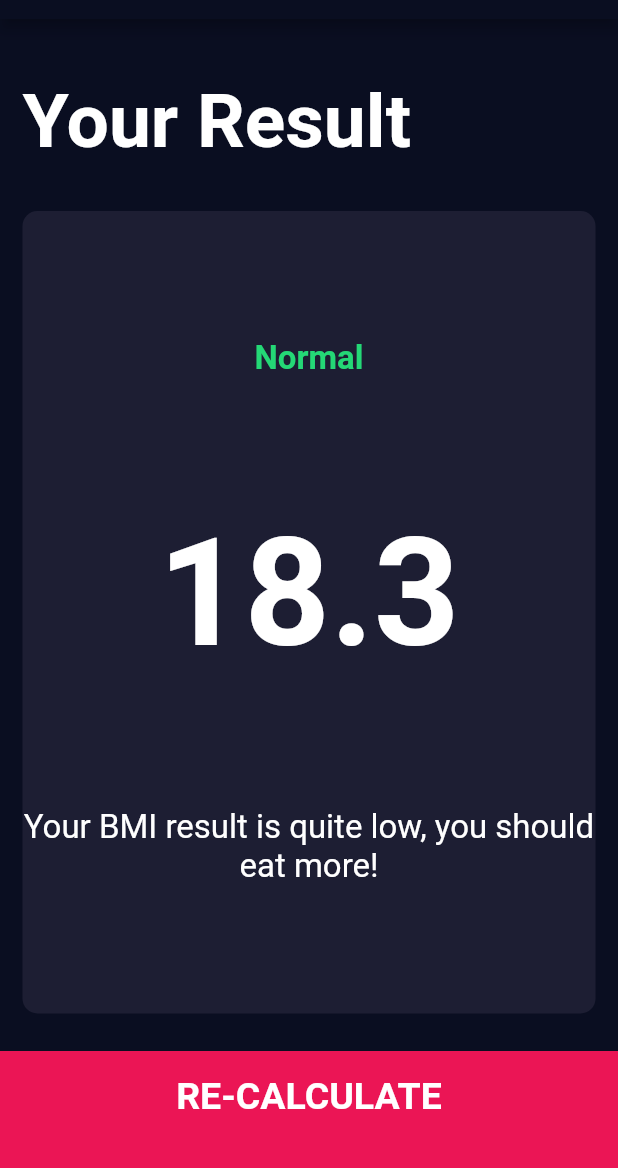
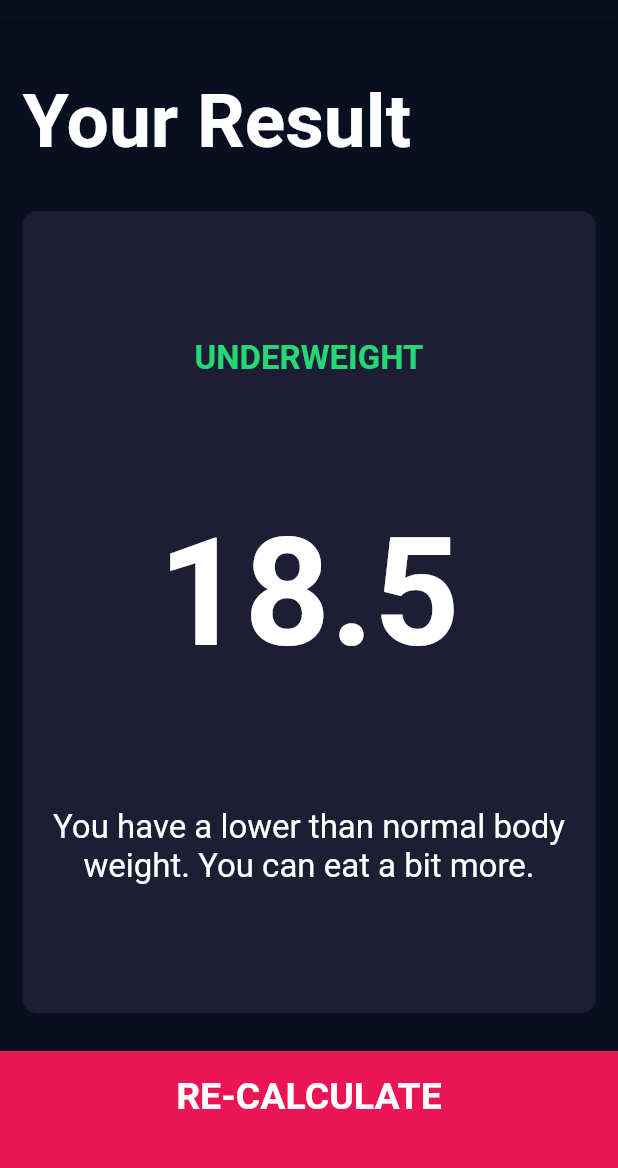
Before and after one commit to Nobi1202/BMI-Calculator, a Flutter app: the screen it shows after launch, after a tap on "BMI CALCULATOR", on a phone screen of 412 x 824 dp, the part 65-1233 px from its top. Run offline on Flutter 3.47's test engine with Material 2 defaults, Android fonts, the phone set to English and light mode, and no system bars; our stand-ins replace font_awesome_flutter.

Commit message:
update: Full app

```diff
--- /dev/null
+++ b/lib/components/calculator_brain.dart
@@ -0,0 +1,41 @@
+import 'dart:math';
+
+class CalculatorBrain {
+  CalculatorBrain({
+    required this.bmi,
+    required this.weight,
+    required this.height,
+  });
+
+  final int height;
+  final int weight;
+
+  final double bmi;
+
+  String calculateBMI() {
+    double _bmi = weight / pow(height / 100, 2);
+    return _bmi.toStringAsFixed(1);
+  }
+
+  String getResult() {
+    if (bmi >= 25) {
+      return "Overweight";
+    } else if (bmi > 18.5) {
+      return "Normal";
+    } else {
+      return "Underweight";
+    }
+  }
+
+  String getInterpretation() {
+    if (bmi >= 25) {
+      return "You have a higher than normal body weight. Try to exercise more.";
+    } else if (bmi > 18.5) {
+      return "You have a normal body weight. Good job!";
+    } else {
+      return "You have a lower than normal body weight. You can eat a bit more.";
+    }
+  }
+}
+
+// return bmi > 25 ? 'Overweight' : bmi > 18.5 ? 'Normal' : 'Underweight';
--- a/lib/pages/input_page.dart
+++ b/lib/pages/input_page.dart
@@ -1,3 +1,4 @@
+import 'package:bmi_calculator/components/calculator_brain.dart';
 import 'package:bmi_calculator/components/color.dart';
 import 'package:bmi_calculator/components/enum.dart';
 import 'package:bmi_calculator/components/text_style.dart';
@@ -21,6 +22,7 @@ class _InputPageState extends State<InputPage> {
   int height = 180;
   int weight = 60;
   int age = 21;
+  double bmi = 0;
 
   @override
   Widget build(BuildContext context) {
@@ -222,10 +224,16 @@ class _InputPageState extends State<InputPage> {
           BottomButton(
             buttonTitle: "BMI CALCULATOR",
             onTap: () {
+              CalculatorBrain calc =
+                  CalculatorBrain(bmi: bmi, weight: weight, height: height);
               Navigator.push(
                 context,
                 MaterialPageRoute(
-                  builder: (ctx) => const ResultsPage(),
+                  builder: (ctx) => ResultsPage(
+                    bmiResult: calc.calculateBMI(),
+                    resultText: calc.getResult(),
+                    interpretation: calc.getInterpretation(),
+                  ),
                 ),
               );
             },
--- a/lib/pages/results_page.dart
+++ b/lib/pages/results_page.dart
@@ -5,7 +5,16 @@ import 'package:bmi_calculator/widgets/reusable_card.dart';
 import 'package:flutter/material.dart';
 
 class ResultsPage extends StatelessWidget {
-  const ResultsPage({Key? key}) : super(key: key);
+  const ResultsPage(
+      {required this.bmiResult,
+      required this.resultText,
+      required this.interpretation,
+      Key? key})
+      : super(key: key);
+
+  final String bmiResult;
+  final String resultText;
+  final String interpretation;
 
   @override
   Widget build(BuildContext context) {
@@ -34,17 +43,17 @@ class ResultsPage extends StatelessWidget {
                 cardChild: Column(
                   mainAxisAlignment: MainAxisAlignment.spaceEvenly,
                   crossAxisAlignment: CrossAxisAlignment.center,
-                  children: const [
+                  children: [
                     Text(
-                      "Normal",
+                      resultText.toUpperCase(),
                       style: kResultTextStyle,
                     ),
                     Text(
-                      "18.3",
+                      bmiResult,
                       style: kBMITextStyle,
                     ),
                     Text(
-                      "Your BMI result is quite low, you should eat more!",
+                      interpretation,
                       style: kBodyTextStyle,
                       textAlign: TextAlign.center,
                     ),
```
